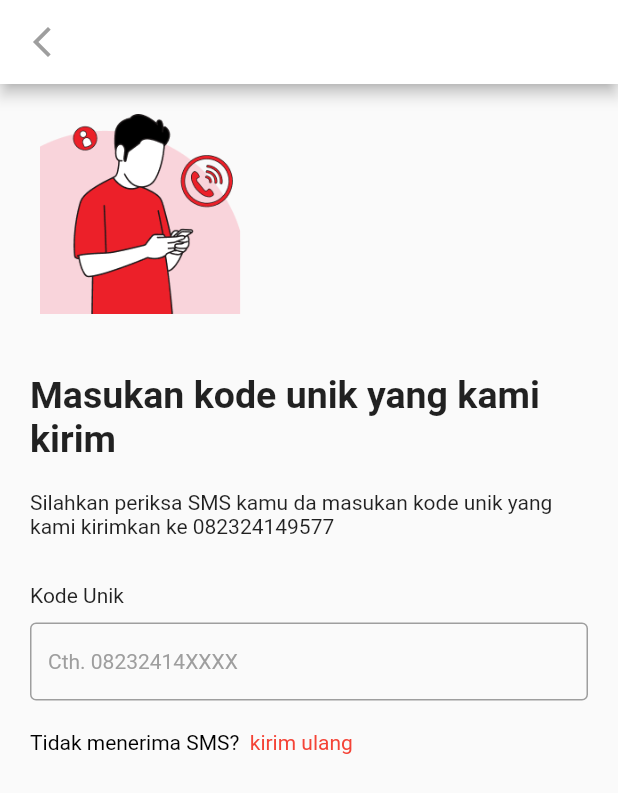
After one commit to mhmadamrii/Flutter-MyTsel, a Flutter app: the SecondAuthentication screen opened by its route, on a phone screen of 412 x 824 dp. The commit adds this screen. Shown: the top 793 px of the screen. Run offline on Flutter 3.47's test engine with Material 2 defaults, Android fonts, the phone set to English and light mode, and no system bars.

Commit message:
add next screen of auth

```diff
--- a/lib/main.dart
+++ b/lib/main.dart
@@ -2,6 +2,8 @@
 
 import 'package:flutter/material.dart';
 import 'package:mtsel/screens/authentication_screen.dart';
+import 'package:mtsel/screens/dashboard_screen.dart';
+import 'package:mtsel/screens/second_authentication.dart';
 
 void main() => runApp(const MyApp());
 
@@ -15,6 +17,8 @@ class MyApp extends StatelessWidget {
       home: const SplashScreen(),
       routes: {
         '/main': (_) => const Auth(),
+        '/dashboard': (_) => const Dashboard(),
+        '/second-authentication': (_) => const SecondAuthentication()
       },
     );
   }
--- a/lib/screens/authentication_screen.dart
+++ b/lib/screens/authentication_screen.dart
@@ -39,11 +39,13 @@ class _AuthState extends State<Auth> {
               ),
 
               // text offer login
-              const Text("Silahkan masuk dengan nomor telkomsel kamu",
+              const Text(
+                "Silahkan masuk dengan nomor telkomsel kamu",
                 style: TextStyle(
                   fontSize: 25,
                   fontWeight: FontWeight.bold,
-                  )),
+                ),
+              ),
               const SizedBox(
                 height: 20,
               ),
@@ -126,6 +128,7 @@ class _AuthState extends State<Auth> {
                               color: Color(
                                 0xFFEC2028,
                               ),
+                              fontWeight: FontWeight.bold,
                             ),
                           ),
                           const TextSpan(
@@ -134,6 +137,7 @@ class _AuthState extends State<Auth> {
                               color: Color(
                                 0xFFEC2028,
                               ),
+                              fontWeight: FontWeight.bold,
                             ),
                           ),
                           const TextSpan(
@@ -152,7 +156,7 @@ class _AuthState extends State<Auth> {
                                 color: Color(
                                   0xFFEC2028,
                                 ),
-                            ),
+                                fontWeight: FontWeight.bold),
                           ),
                           const TextSpan(
                             text: "Telkomsel",
@@ -174,7 +178,9 @@ class _AuthState extends State<Auth> {
               Container(
                 width: double.infinity,
                 child: ElevatedButton(
-                  onPressed: isChecked ? () => print('certain function') : null,
+                  onPressed: isChecked
+                      ? () => Navigator.pushNamed(context, '/second-authentication')
+                      : null,
                   style: ElevatedButton.styleFrom(
                     fixedSize: const Size.fromHeight(50),
                     backgroundColor: isChecked
--- /dev/null
+++ b/lib/screens/dashboard_screen.dart
@@ -0,0 +1,21 @@
+import 'package:flutter/material.dart';
+
+class Dashboard extends StatelessWidget {
+  const Dashboard({super.key});
+
+  @override
+  Widget build(BuildContext context) {
+    return Scaffold(
+      appBar: AppBar(
+        title: const Text(
+          'previous',
+        ),
+      ),
+      body: Center(
+        child: const Text(
+          "Dashboard",
+        ),
+      ),
+    );
+  }
+}
--- /dev/null
+++ b/lib/screens/second_authentication.dart
@@ -0,0 +1,129 @@
+// ignore_for_file: avoid_unnecessary_containers
+
+import 'package:flutter/material.dart';
+
+class SecondAuthentication extends StatefulWidget {
+  const SecondAuthentication({super.key});
+
+  @override
+  State<SecondAuthentication> createState() => _SecondAuthenticationState();
+}
+
+class _SecondAuthenticationState extends State<SecondAuthentication> {
+  @override
+  Widget build(BuildContext context) {
+    return Scaffold(
+      appBar: AppBar(
+        backgroundColor: Colors.white,
+        leading: IconButton(
+          onPressed: () => Navigator.of(context).pop(),
+          icon: const Icon(
+            Icons.arrow_back_ios_new,
+            color: Colors.grey,
+          ),
+        ),
+      ),
+      body: SafeArea(
+        child: Padding(
+          padding: const EdgeInsets.all(
+            20,
+          ),
+          child: Column(
+            mainAxisAlignment: MainAxisAlignment.start,
+            crossAxisAlignment: CrossAxisAlignment.start,
+            children: [
+              // verivication image
+              Container(
+                child: Image.asset(
+                  'lib/assets/verivication.png',
+                  width: 147,
+                  height: 133,
+                ),
+              ),
+              const SizedBox(
+                height: 40,
+              ),
+
+              // text enter code that we send
+              const Text(
+                "Masukan kode unik yang kami kirim",
+                style: TextStyle(
+                  fontSize: 25,
+                  fontWeight: FontWeight.bold,
+                ),
+              ),
+              const SizedBox(
+                height: 20,
+              ),
+
+              // text code that we send
+              const Text(
+                "Silahkan periksa SMS kamu da masukan kode unik yang kami kirimkan ke 082324149577",
+              ),
+              const SizedBox(
+                height: 30,
+              ),
+
+              // input code that we send
+              const Text(
+                "Kode Unik",
+              ),
+              const SizedBox(
+                height: 10,
+              ),
+              const SizedBox(
+                height: 52,
+                child: TextField(
+                  keyboardType: TextInputType.number,
+                  decoration: InputDecoration(
+                    hintText: "Cth. 08232414XXXX",
+                    hintStyle: TextStyle(
+                      color: Colors.grey,
+                      fontSize: 14,
+                    ),
+                    enabledBorder: OutlineInputBorder(
+                      borderSide: BorderSide(
+                        color: Colors.grey,
+                      ),
+                    ),
+                    focusedBorder: OutlineInputBorder(
+                      borderSide: BorderSide(
+                        color: Colors.black,
+                      ),
+                    ),
+                  ),
+                  style: TextStyle(
+                    fontSize: 15,
+                  ),
+                ),
+              ),
+              const SizedBox(
+                height: 20,
+              ),
+
+              // don't receive the code we send?
+              Expanded(
+                child: RichText(
+                  text: const TextSpan(
+                    text: "Tidak menerima SMS?  ",
+                    style: TextStyle(
+                      color: Colors.black,
+                    ),
+                    children: [
+                      TextSpan(
+                        text: "kirim ulang",
+                        style: TextStyle(
+                          color: Colors.red,
+                        ),
+                      ),
+                    ],
+                  ),
+                ),
+              )
+            ],
+          ),
+        ),
+      ),
+    );
+  }
+}
```
Lines whose indentation alone changed are shown as unchanged.
